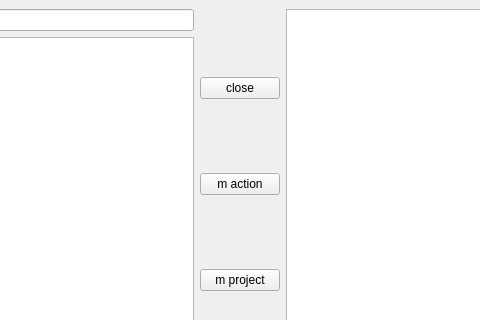
basmatix/zeitmaschine, file src/flow2.ui: the form before one commit; both pictures show x 283 to 763 and y 0 to 320 of the 1132 by 680 pixel window.
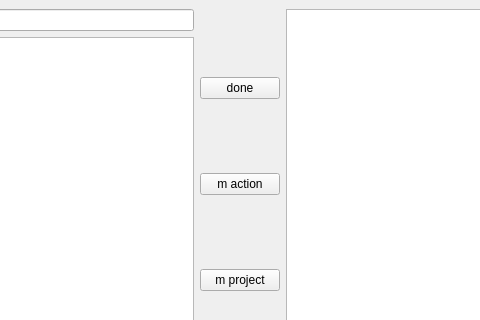
The form after the commit.

Commit message: added simple todo list as an example

```diff
--- a/src/flow2.ui
+++ b/src/flow2.ui
@@ -49,7 +49,7 @@
           <item>
            <widget class="QPushButton" name="pbClose">
             <property name="text">
-             <string>close</string>
+             <string>done</string>
             </property>
            </widget>
           </item>
```
The commit also changes 1 other file.
